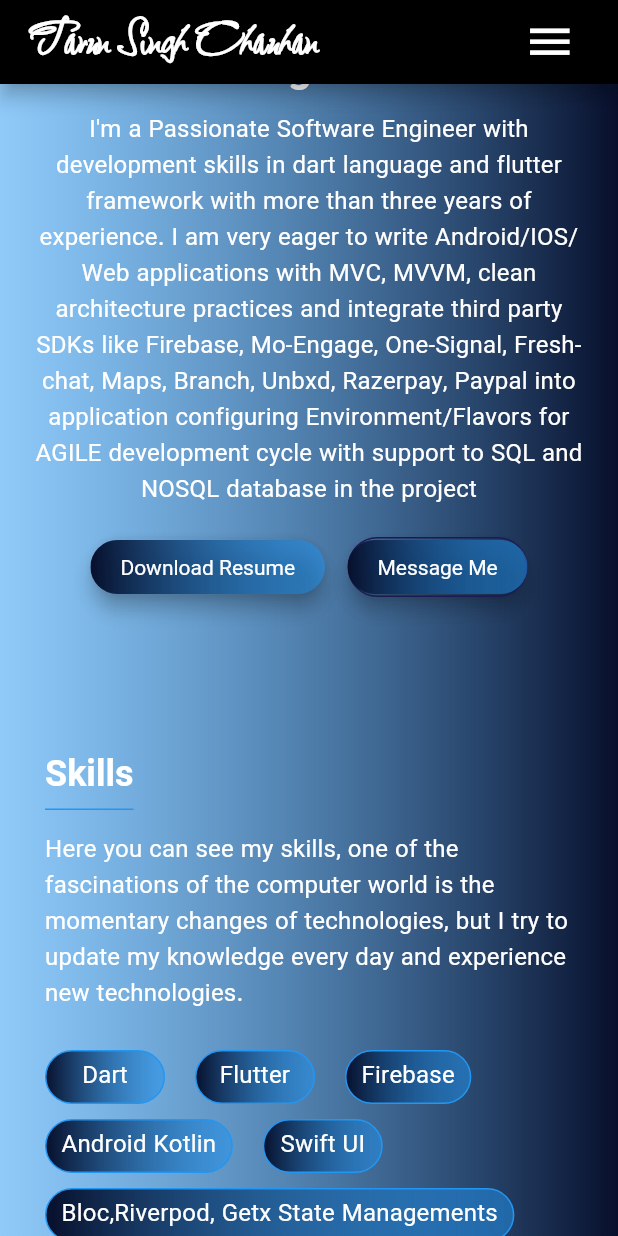
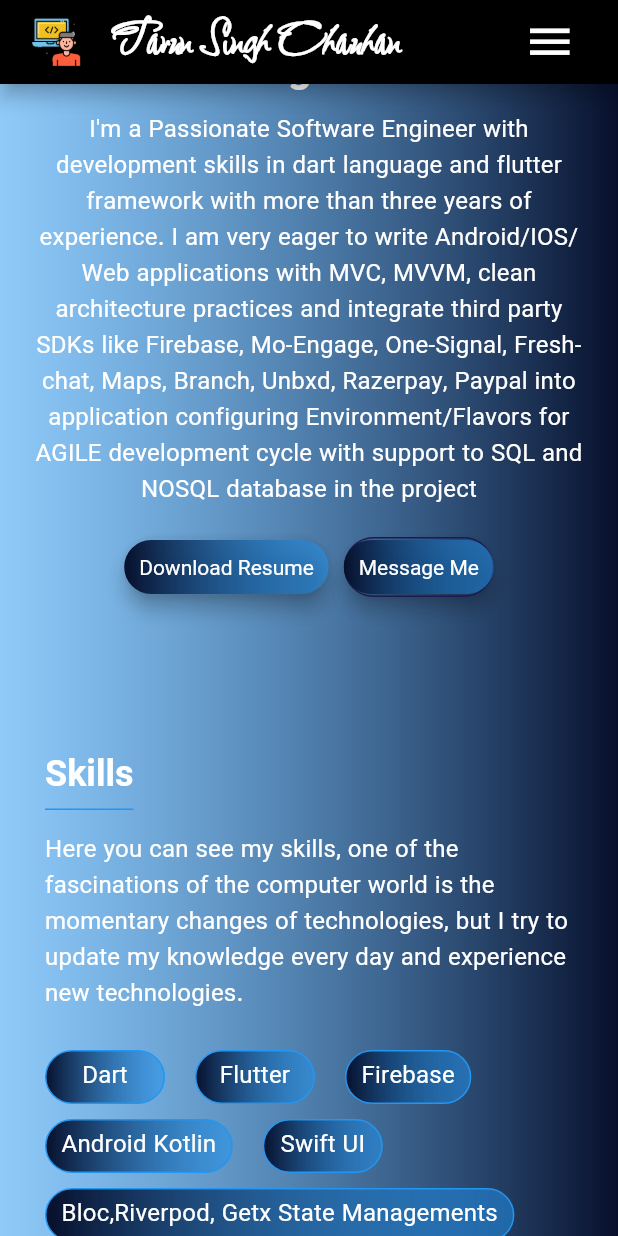
Before and after one commit to tarungoace/tarunchauhan97, a Flutter app: the screen it shows after launch, scrolled down 1152 dp, on a phone screen of 412 x 824 dp. Run offline on Flutter 3.47's test engine with Material 3 defaults, Android fonts, the phone set to English and light mode, and no system bars; our stand-ins replace carousel_slider, flutter_hooks, flutter_svg, hive, hive_flutter, hooks_riverpod and 1 more; accounts and stored records are empty; generated files the repository leaves out were written again.

Commit message:
ui logo fixes

```diff
--- a/lib/config/constants/assets_paths.dart
+++ b/lib/config/constants/assets_paths.dart
@@ -28,7 +28,6 @@ List<String> assetBanners = [
   'assets/banners/banner1.jpeg',
   'assets/banners/banner2.jpeg',
   'assets/banners/banner3.jpeg',
-  'assets/banners/banner4.jpeg',
   'assets/banners/banner5.jpeg',
   'assets/banners/banner6.jpeg',
 ];
--- a/lib/ui/home/widgets/about_me/widgets/about_me_descriptions.dart
+++ b/lib/ui/home/widgets/about_me/widgets/about_me_descriptions.dart
@@ -21,7 +21,7 @@ class AboutMeDescriptions extends ConsumerWidget {
 
     final isSmallScreen = screen.type.isMobile;
     final buttonPadding = EdgeInsets.symmetric(
-      horizontal: screen.fromMTD(20, 25, 40),
+      horizontal: screen.fromMTD(10, 15, 20),
       vertical: screen.fromMTD(10, 15, 15),
     );
     final aboutMeTextAlign = isSmallScreen ? TextAlign.center : TextAlign.start;
@@ -56,6 +56,7 @@ class AboutMeDescriptions extends ConsumerWidget {
         const SizedBox(height: 15),
         Row(
           mainAxisSize: MainAxisSize.min,
+          mainAxisAlignment: MainAxisAlignment.spaceBetween,
           children: [
             CustomElevatedButton(
               onPressed: () => launchUrlOnWebBrowser(kMyResumeDownloadUrl),
@@ -67,9 +68,11 @@ class AboutMeDescriptions extends ConsumerWidget {
                 ],
               ),
               borderRadius: BorderRadius.circular(100),
+
               child: Text(localization.downloadResume),
             ),
-            const SizedBox(width: 15),
+            SizedBox(width: 10),
+
             CustomElevatedButton(
               onPressed: () =>
                   ref.read(taggedListNotifierProvider.notifier).animateToTag(kHomeContactMeItemTag),
@@ -81,6 +84,7 @@ class AboutMeDescriptions extends ConsumerWidget {
                   theme.primaryColorDark,
                 ],
               ),
+              padding: buttonPadding,
               borderSide: BorderSide(
                 color: theme.primaryColor,
               ),
--- a/lib/ui/home/widgets/sliver_app_bar/home_appbar.dart
+++ b/lib/ui/home/widgets/sliver_app_bar/home_appbar.dart
@@ -31,12 +31,6 @@ class HomeAppBar extends HookConsumerWidget {
       return null;
     }, const []);
 
-    final onSurfaceColor = Color.lerp(
-      Colors.white,
-      Colors.black,
-      animation.value,
-    )!;
-
     final appbarBackgroundColor = Color.lerp(
       Colors.transparent,
       Colors.white,
@@ -62,14 +56,19 @@ class HomeAppBar extends HookConsumerWidget {
             mainAxisAlignment: MainAxisAlignment.spaceBetween,
             crossAxisAlignment: CrossAxisAlignment.stretch,
             children: [
+              Image.asset(
+                'assets/icons/devicon.png',
+                fit: BoxFit.contain,
+                width: 35,
+              ),
+              const SizedBox(width: 20),
               Text(
                 "Tarun Singh Chauhan",
                 style: theme.textTheme.headlineLarge!.copyWith(
-                  fontFamily: 'SassyFrass',
-                  fontWeight: FontWeight.bold,
-                  color: Colors.white,
-                  fontSize: 40
-                ),
+                    fontFamily: 'SassyFrass',
+                    fontWeight: FontWeight.bold,
+                    color: Colors.white,
+                    fontSize: 40),
               ),
               Expanded(
                 child: Builder(
@@ -82,7 +81,7 @@ class HomeAppBar extends HookConsumerWidget {
                         child: IconButton(
                           onPressed: Scaffold.of(context).openEndDrawer,
                           iconSize: 35,
-                          icon: Icon(
+                          icon: const Icon(
                             Icons.menu,
                             fill: 1,
                             color: Colors.white,
```
Also changed, not shown: assets/banners/banner4.jpeg (deleted), assets/icons/devicon.png (added), 1 other file.
